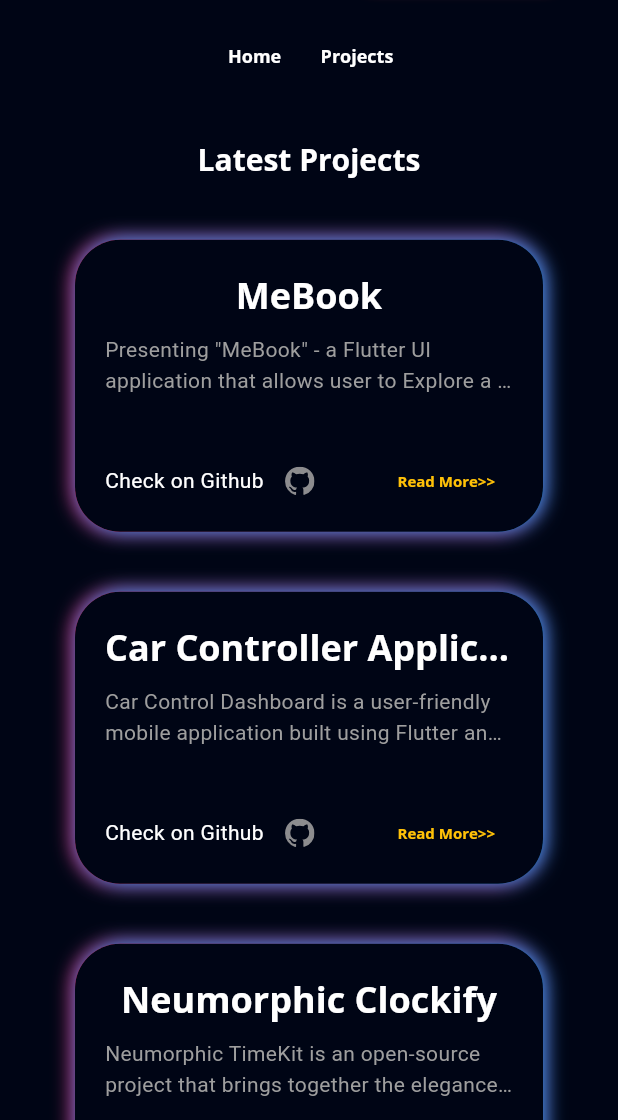
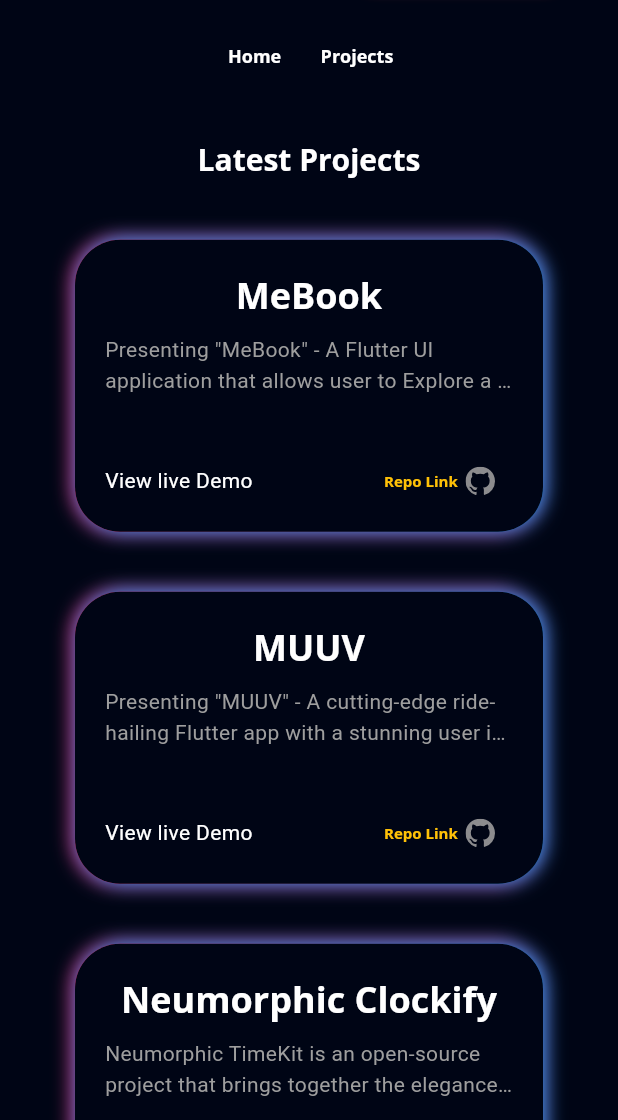
Before and after one commit to Sixtus6/Portfolio, a Flutter app: the screen it shows after launch, scrolled down 576 dp, on a phone screen of 412 x 824 dp, the part 116-1236 px from its top. Run offline on Flutter 3.47's test engine with Material 2 defaults, Android fonts, the phone set to English and light mode, and no system bars; our stand-ins replace flutter_svg, font_awesome_flutter, get, google_fonts, photo_view.

Commit message:
added muuv project

```diff
--- a/lib/model/project_model.dart
+++ b/lib/model/project_model.dart
@@ -9,15 +9,15 @@ class Project {
 List<Project> projectList = [
   Project(
     'MeBook',
-    'Presenting "MeBook" - a Flutter UI application that allows user to Explore a rich library of books across genres with a stunning, user-friendly interface. Discover, read, and immerse yourself in captivating stories effortlessly',
+    'Presenting "MeBook" - A Flutter UI application that allows user to Explore a rich library of books across genres with a stunning, user-friendly interface. Discover, read, and immerse yourself in captivating stories effortlessly.',
     'assets/images/coffee.png',
     'https://github.com/Sixtus6/Ebook',
   ),
   Project(
-    'Car Controller Application UI',
-    'Car Control Dashboard is a user-friendly mobile application built using Flutter and powered by GetX for efficient state management. Enjoy a modern and intuitive design that adapts to various screen sizes, Interact with dynamic car controls, including speed, steering, and temperature. Realistic animations enhance the visual appeal, making it feel like you are controlling a real car!',
+    'MUUV',
+    'Presenting "MUUV" - A cutting-edge ride-hailing Flutter app with a stunning user interface. Effortlessly select your destination, book a ride, and relax as a driver arrives promptly to take you where you need to go. Enjoy a stress-free journey, tracked in real-time, all designed for your ease and comfort.',
     'assets/images/car.png',
-    'https://github.com/Hamad-Anwar/Car-Controller-Getx-Flutter',
+    'https://github.com/Sixtus6/MUUV',
   ),
   Project(
       'Neumorphic Clockify',
--- a/lib/view/projects/components/project_link.dart
+++ b/lib/view/projects/components/project_link.dart
@@ -1,3 +1,5 @@
+// ignore_for_file: prefer_const_literals_to_create_immutables
+
 import 'package:flutter/material.dart';
 import 'package:flutter_svg/svg.dart';
 import 'package:url_launcher/url_launcher.dart';
@@ -11,17 +13,36 @@ class ProjectLinks extends StatelessWidget {
   Widget build(BuildContext context) {
     return Row(
       children: [
-        Row(
+        const Row(
           children: [
-            const Text('Check on Github',style: TextStyle(color: Colors.white),overflow: TextOverflow.ellipsis),
-            IconButton(onPressed: () {launchUrl(Uri.parse(projectList[index].link));}, icon: SvgPicture.asset('assets/icons/github.svg')),
+            Text('View live Demo',
+                style: TextStyle(color: Colors.white),
+                overflow: TextOverflow.ellipsis),
+            // IconButton(
+            //     onPressed: () {
+            //       launchUrl(Uri.parse(projectList[index].link));
+            //     },
+            //     icon: SvgPicture.asset('assets/icons/download.svg')),
           ],
         ),
         const Spacer(),
         TextButton(
             onPressed: () {
               launchUrl(Uri.parse(projectList[index].link));
-            }, child: const Text('Read More>>',overflow: TextOverflow.ellipsis,style: TextStyle(color: Colors.amber,fontWeight: FontWeight.bold,fontSize: 10),))
+            },
+            child: Row(
+              children: [
+                const Text(
+                  'Repo Link  ',
+                  overflow: TextOverflow.ellipsis,
+                  style: TextStyle(
+                      color: Colors.amber,
+                      fontWeight: FontWeight.bold,
+                      fontSize: 10),
+                ),
+                SvgPicture.asset('assets/icons/github.svg')
+              ],
+            ))
       ],
     );
   }
```
